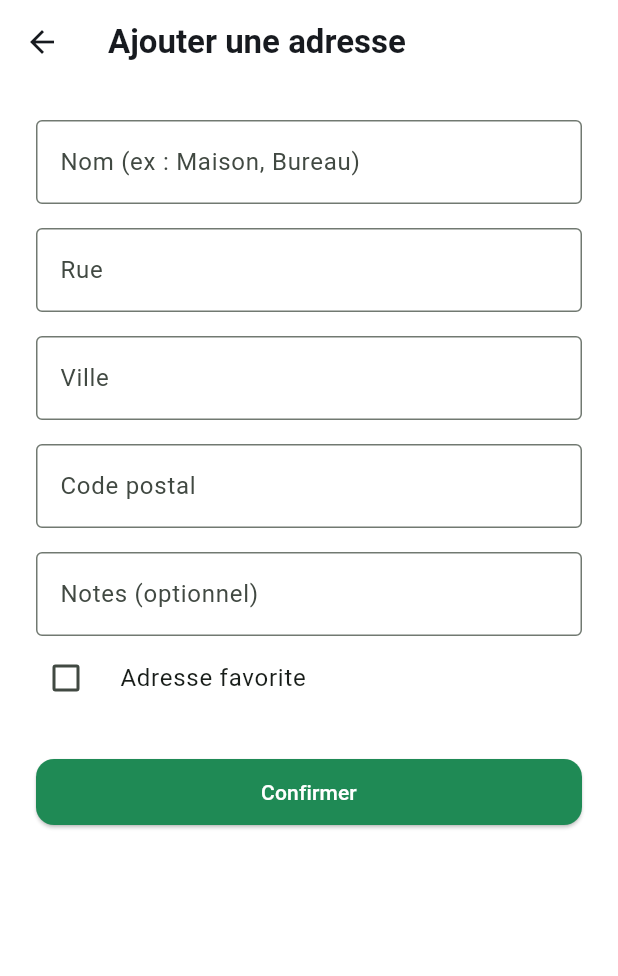
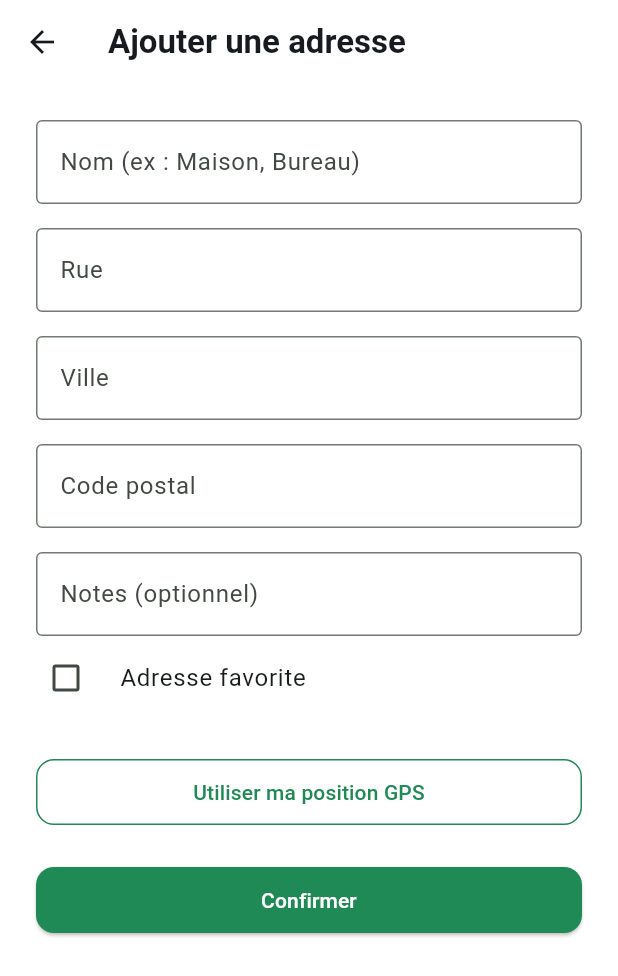
Before and after one commit to ecolealgerienne-ui/echangoorder, a Flutter app: the _AddressFormScreen screen opened directly, on a phone screen of 412 x 824 dp. Shown: the top 976 px of the screen. Run offline on Flutter 3.47's test engine with Material 3 defaults, Android fonts, the phone set to English and light mode, and no system bars; our stand-ins replace easy_localization, flutter_secure_storage, geolocator, go_router, package_info_plus, permission_handler and 2 more; accounts and stored records are empty; network calls fail.

```diff
--- a/mobile/assets/translations/ar.json
+++ b/mobile/assets/translations/ar.json
@@ -188,11 +188,6 @@
     "disabled": "الإشعارات معطّلة.",
     "openSettings": "فتح إعدادات الهاتف"
   },
-  "myLocation": {
-    "currentLabel": "الموقع المسجّل:",
-    "none": "لا يوجد موقع مسجّل حاليًا.",
-    "updated": "تم تحديث الموقع."
-  },
   "addresses": {
     "emptyTitle": "لا يوجد عنوان محفوظ",
     "emptyMessage": "أضف عنوانًا لتسريع طلباتك القادمة.",
@@ -231,7 +226,6 @@
     "Substitution": { "title": "منتج غير متوفر", "subtitle": "استبدال المنتج — F17" },
     "Profile": { "title": "ملفي الشخصي", "subtitle": "الملف الشخصي — F10" },
     "Addresses": { "title": "عناويني", "subtitle": "العناوين المحفوظة — F10" },
-    "MyLocation": { "title": "موقعي", "subtitle": "الموقع الجغرافي — F10" },
     "ChangePin": { "title": "تغيير الرمز السري", "subtitle": "تعديل الرمز السري — F10" },
     "NotificationSettings": { "title": "الإشعارات", "subtitle": "تفضيلات الإشعارات — F10 / F11" },
     "LanguageSettings": { "title": "اللغة", "subtitle": "الفرنسية / العربية — F10" },
--- a/mobile/assets/translations/fr.json
+++ b/mobile/assets/translations/fr.json
@@ -188,11 +188,6 @@
     "disabled": "Notifications désactivées.",
     "openSettings": "Ouvrir les réglages du téléphone"
   },
-  "myLocation": {
-    "currentLabel": "Position enregistrée :",
-    "none": "Aucune position enregistrée pour l'instant.",
-    "updated": "Position mise à jour."
-  },
   "addresses": {
     "emptyTitle": "Aucune adresse enregistrée",
     "emptyMessage": "Ajoutez une adresse pour accélérer vos prochaines commandes.",
@@ -231,7 +226,6 @@
     "Substitution": { "title": "Produit indisponible", "subtitle": "Substitution produit — F17" },
     "Profile": { "title": "Mon Profil", "subtitle": "Profil utilisateur — F10" },
     "Addresses": { "title": "Mes adresses", "subtitle": "Adresses sauvegardées — F10" },
-    "MyLocation": { "title": "Ma localisation", "subtitle": "Localisation GPS — F10" },
     "ChangePin": { "title": "Modifier PIN", "subtitle": "Modification du code PIN — F10" },
     "NotificationSettings": { "title": "Notifications", "subtitle": "Préférences notifications — F10 / F11" },
     "LanguageSettings": { "title": "Langue", "subtitle": "Français / Arabe — F10" },
--- a/mobile/lib/navigation/app_router.dart
+++ b/mobile/lib/navigation/app_router.dart
@@ -27,7 +27,6 @@ import '../screens/product/product_detail_screen.dart';
 import '../screens/profile/addresses_screen.dart';
 import '../screens/profile/change_pin_screen.dart';
 import '../screens/profile/language_settings_screen.dart';
-import '../screens/profile/my_location_screen.dart';
 import '../screens/profile/notification_settings_screen.dart';
 import '../screens/profile/profile_screen.dart';
 import '../screens/system/maintenance_screen.dart';
@@ -168,7 +167,6 @@ GoRouter buildAppRouter(AuthState authState) {
               builder: (context, state) => const ProfileScreen(),
               routes: [
                 GoRoute(path: 'addresses', builder: (context, state) => const AddressesScreen()),
-                GoRoute(path: 'my-location', builder: (context, state) => const MyLocationScreen()),
                 GoRoute(path: 'change-pin', builder: (context, state) => const ChangePinScreen()),
                 GoRoute(
                   path: 'notifications',
--- a/mobile/lib/screens/profile/addresses_screen.dart
+++ b/mobile/lib/screens/profile/addresses_screen.dart
@@ -1,10 +1,12 @@
 import 'package:easy_localization/easy_localization.dart';
 import 'package:flutter/material.dart';
+import 'package:geolocator/geolocator.dart';
 import 'package:provider/provider.dart';
 import '../../errors/app_error.dart';
 import '../../errors/app_messenger.dart';
 import '../../errors/error_state_view.dart';
 import '../../services/odoo_api_client.dart';
+import '../../services/permission_service.dart';
 import '../../theme/app_theme.dart';
 import '../../validation/validators.dart';
 import '../../widgets/app_button.dart';
@@ -14,6 +16,14 @@ import '../../widgets/app_button.dart';
 /// § Principe architecture Odoo). `res.partner` étant en lecture seule pour
 /// le portail, tout le CRUD passe par `controllers/profile_controller.py`
 /// en `sudo()` avec vérification explicite de `parent_id`.
+///
+/// L'ancien menu séparé "Ma localisation" est fusionné ici : chaque adresse
+/// peut optionnellement être enrichie de coordonnées GPS (`partner_latitude`/
+/// `partner_longitude`, champs standards déjà utilisés pour F10) en plus de
+/// la saisie manuelle — pas à sa place, faute de service de géocodage
+/// inverse choisi (impossible de déduire rue/ville/code postal depuis des
+/// coordonnées seules). La vérification de zone de livraison (F07) continue
+/// de se baser sur ville/code postal, pas sur les coordonnées.
 ///
 /// **Non fait dans cette passe** : le checkout (F07) ne propose pas encore
 /// de choisir une de ces adresses sauvegardées — il continue de créer un
@@ -173,7 +183,43 @@ class _AddressFormScreenState extends State<_AddressFormScreen> {
   late final _zipController = TextEditingController(text: widget.address?['zip'] as String? ?? '');
   late final _commentController = TextEditingController(text: widget.address?['comment'] as String? ?? '');
   late bool _favorite = widget.address?['favorite'] as bool? ?? false;
+  // `partner_latitude`/`partner_longitude` valent 0.0 par défaut côté Odoo
+  // (champs Float, jamais null) — traité comme "pas de position" ici,
+  // aucune adresse de livraison réelle n'étant à l'équateur.
+  late double? _latitude = _nonZero(widget.address?['latitude']);
+  late double? _longitude = _nonZero(widget.address?['longitude']);
   bool _isSubmitting = false;
+  bool _isFetchingLocation = false;
+
+  static double? _nonZero(dynamic value) {
+    final v = (value as num?)?.toDouble();
+    return (v == null || v == 0.0) ? null : v;
+  }
+
+  Future<void> _useGpsLocation() async {
+    if (_isFetchingLocation) return;
+    final granted = await requestLocationPermission(context);
+    if (!granted || !mounted) return;
+
+    setState(() => _isFetchingLocation = true);
+    try {
+      final serviceEnabled = await Geolocator.isLocationServiceEnabled();
+      if (!serviceEnabled) {
+        if (mounted) AppMessenger.showError(context, const AppError(AppError.permissionDenied));
+        return;
+      }
+      final position = await Geolocator.getCurrentPosition();
+      if (!mounted) return;
+      setState(() {
+        _latitude = position.latitude;
+        _longitude = position.longitude;
+      });
+    } catch (_) {
+      if (mounted) AppMessenger.showError(context, const AppError(AppError.permissionDenied));
+    } finally {
+      if (mounted) setState(() => _isFetchingLocation = false);
+    }
+  }
 
   @override
   void dispose() {
@@ -208,6 +254,8 @@ class _AddressFormScreenState extends State<_AddressFormScreen> {
           zipCode: _zipController.text.trim(),
           comment: _commentController.text.trim(),
           favorite: _favorite,
+          latitude: _latitude,
+          longitude: _longitude,
         );
       } else {
         await api.addAddress(
@@ -217,6 +265,8 @@ class _AddressFormScreenState extends State<_AddressFormScreen> {
           zipCode: _zipController.text.trim(),
           comment: _commentController.text.trim(),
           favorite: _favorite,
+          latitude: _latitude,
+          longitude: _longitude,
         );
       }
       if (!mounted) return;
@@ -273,6 +323,19 @@ class _AddressFormScreenState extends State<_AddressFormScreen> {
                 title: Text('addresses.favoriteLabel'.tr()),
               ),
               const SizedBox(height: AppSpacing.md),
+              AppButton(
+                label: 'actions.useGpsLocation'.tr(),
+                onPressed: _useGpsLocation,
+                variant: AppButtonVariant.secondary,
+              ),
+              if (_latitude != null && _longitude != null) ...[
+                const SizedBox(height: AppSpacing.xs),
+                Text(
+                  '📍 ${_latitude!.toStringAsFixed(5)}, ${_longitude!.toStringAsFixed(5)}',
+                  style: Theme.of(context).textTheme.bodySmall?.copyWith(color: AppColors.textMuted),
+                ),
+              ],
+              const SizedBox(height: AppSpacing.md),
               AppButton(label: 'common.confirm'.tr(), onPressed: _isSubmitting ? null : _submit),
             ],
           ),
--- a/mobile/lib/screens/profile/profile_screen.dart
+++ b/mobile/lib/screens/profile/profile_screen.dart
@@ -85,11 +85,6 @@ class _ProfileScreenState extends State<ProfileScreen> {
           variant: AppButtonVariant.secondary,
         ),
         PlaceholderAction(
-          label: 'screens.MyLocation.title'.tr(),
-          onPressed: () => context.push('/profile/my-location'),
-          variant: AppButtonVariant.secondary,
-        ),
-        PlaceholderAction(
           label: 'screens.ChangePin.title'.tr(),
           onPressed: () => context.push('/profile/change-pin'),
           variant: AppButtonVariant.secondary,
```
Also changed, not shown: mobile/lib/screens/profile/my_location_screen.dart (deleted, +0 -106 lines), mobile/lib/services/odoo_api_client.dart (+8 -8 lines), 2 other files.
